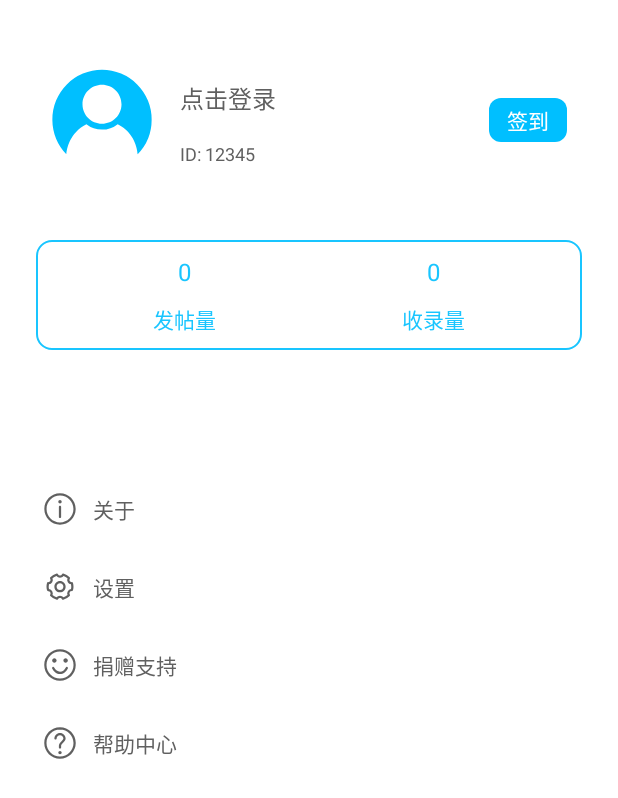
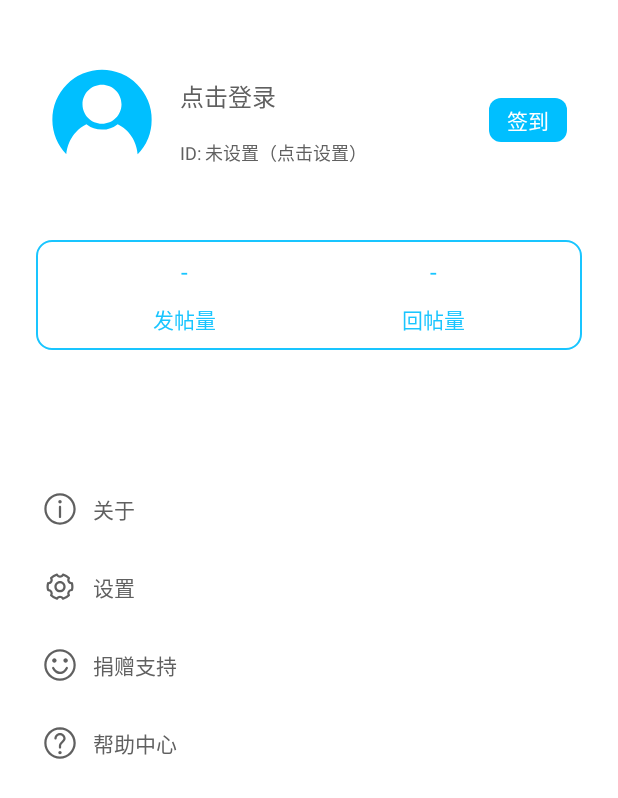
Before and after one commit to qx0657/OriginalAssistant, an Android app: the layout fragment_me.xml on its own in the app's theme, with its tools: preview values and no code run, on a phone screen of 412 x 824 dp. Shown: the top 798 px of the screen. Run offline under Robolectric (Android 15) with nearby library versions, the phone set to English and light mode, and no system bars; network calls fail.

Commit message:
202303152352

```diff
--- a/app/src/main/java/fun/qianxiao/originalassistant/config/SPConstants.java
+++ b/app/src/main/java/fun/qianxiao/originalassistant/config/SPConstants.java
@@ -9,4 +9,5 @@ package fun.qianxiao.originalassistant.config;
 public class SPConstants {
     public static final String KEY_APK_EXPORT_DIR = "apk_export_dir";
     public static final String KEY_HLX_KEY = "hlx_key";
+    public static final String KEY_HLX_USER_ID = "hlx_user_id";
 }
--- a/app/src/main/res/layout/fragment_me.xml
+++ b/app/src/main/res/layout/fragment_me.xml
@@ -26,26 +26,34 @@
 
         <TextView
             android:id="@+id/tv_nick"
-            android:layout_width="wrap_content"
+            android:layout_width="200dp"
             android:layout_height="wrap_content"
             android:text="点击登录"
-            android:paddingVertical="5dp"
-            android:paddingEnd="100dp"
+            android:singleLine="true"
+            android:ellipsize="middle"
+            android:paddingTop="12dp"
+            android:paddingBottom="5dp"
+            android:paddingEnd="5dp"
             android:textColor="@color/color_tv_nick"
             android:textSize="16sp"
             android:paddingStart="16dp"
-            android:layout_marginTop="28dp"
+            android:layout_marginTop="20dp"
             app:layout_constraintStart_toEndOf="@id/iv_avatar"
-            app:layout_constraintTop_toTopOf="parent" />
+            app:layout_constraintTop_toTopOf="parent"/>
 
         <TextView
             android:id="@+id/tv_id"
-            android:layout_width="wrap_content"
+            android:layout_width="200dp"
             android:layout_height="wrap_content"
-            android:text="ID: 12345"
+            android:text="ID: 未设置（点击设置）"
+            android:singleLine="true"
+            android:ellipsize="middle"
+            android:paddingTop="5dp"
+            android:paddingBottom="12dp"
+            android:paddingEnd="5dp"
+            android:paddingStart="16dp"
             android:textSize="12sp"
-            android:layout_marginStart="16dp"
-            android:layout_marginTop="11dp"
+            android:layout_marginTop="6dp"
             app:layout_constraintStart_toEndOf="@id/iv_avatar"
             app:layout_constraintTop_toBottomOf="@id/tv_nick" />
 
@@ -84,9 +92,10 @@
             android:layout_marginStart="6dp">
 
             <TextView
+                android:id="@+id/tv_post_count"
                 android:layout_width="wrap_content"
                 android:layout_height="wrap_content"
-                android:text="0"
+                android:text="-"
                 android:textColor="?attr/DayColorPrimaryNightWhite"
                 android:textSize="16sp" />
 
@@ -107,16 +116,17 @@
             android:layout_marginEnd="6dp">
 
             <TextView
+                android:id="@+id/tv_comment_count"
                 android:layout_width="wrap_content"
                 android:layout_height="wrap_content"
-                android:text="0"
+                android:text="-"
                 android:textColor="?attr/DayColorPrimaryNightWhite"
                 android:textSize="16sp" />
 
             <TextView
                 android:layout_width="wrap_content"
                 android:layout_height="wrap_content"
-                android:text="收录量"
+                android:text="回帖量"
                 android:textColor="?attr/DayColorPrimaryNightWhite"
                 android:layout_marginTop="10dp" />
         </LinearLayout>
```
Also changed, not shown: app/src/main/java/fun/qianxiao/originalassistant/api/hlx/HLXApi.java (+15 -3 lines), app/src/main/java/fun/qianxiao/originalassistant/api/hlx/HLXApiManager.java (+72 -2 lines), app/src/main/java/fun/qianxiao/originalassistant/bean/HLXUserInfo.java (+24 -0 lines), app/src/main/java/fun/qianxiao/originalassistant/fragment/me/MeFragment.java (+144 -20 lines).
